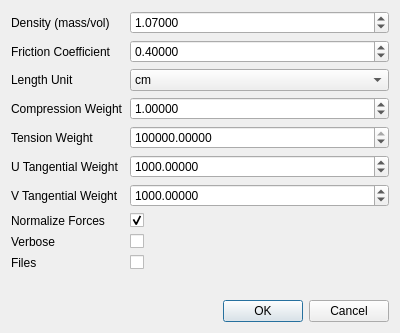
Before: the Qt Designer form src/apps/qt_vtk/equilibriumanalysisparametersdialog.ui in andresbejarano/tiger, drawn with Qt 5.
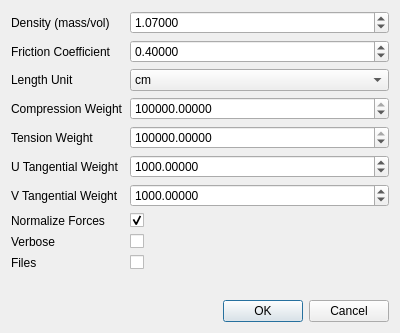
After: the same form once the commit is applied.

What changed in the file:
```diff
--- a/src/apps/qt_vtk/equilibriumanalysisparametersdialog.ui
+++ b/src/apps/qt_vtk/equilibriumanalysisparametersdialog.ui
@@ -114,7 +114,7 @@
         <double>0.010000000000000</double>
        </property>
        <property name="value">
-        <double>1.000000000000000</double>
+        <double>100000.000000000000000</double>
        </property>
       </widget>
      </item>
```
